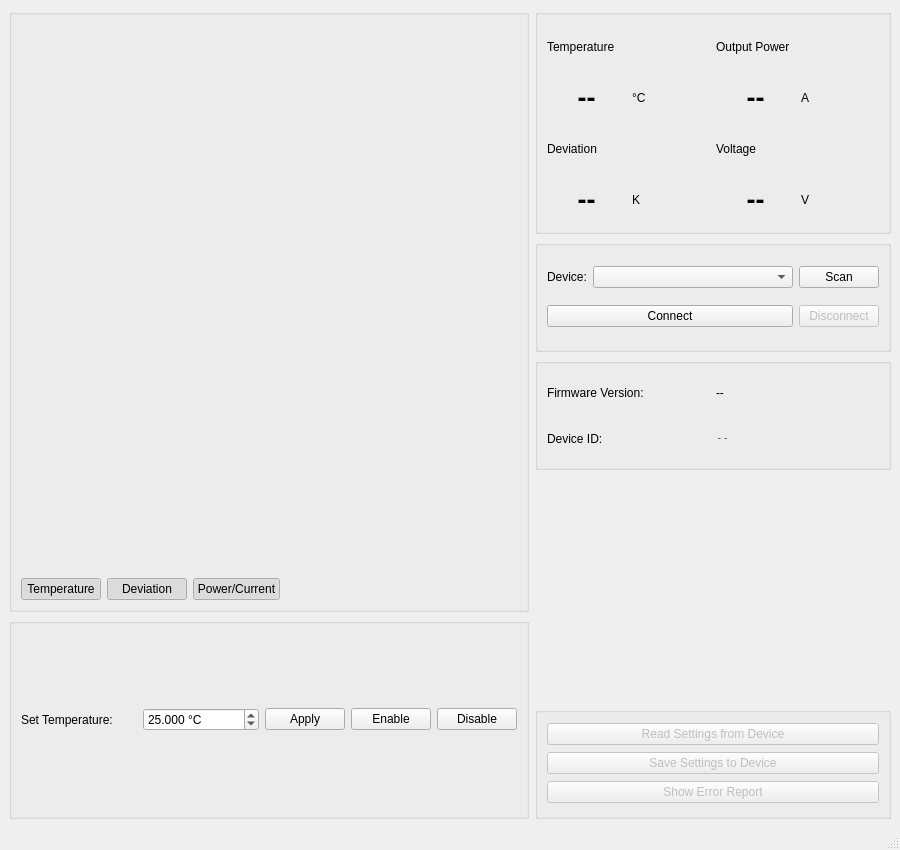
First picture: the form in src/xtalbake/ui/xtalbake.ui, repository Peter-Barrow/xtalbake, before the edit.
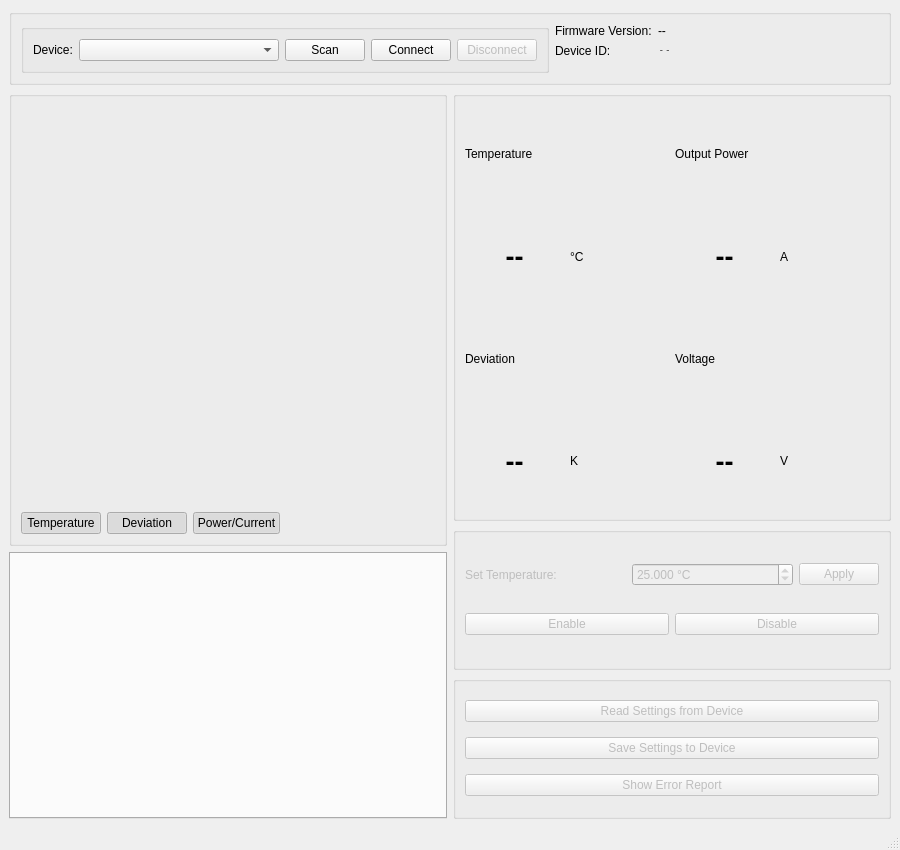
Second picture: the form after the edit.

Commit message: feat: updated ui to rely on device features

What changed in the file:
```diff
--- a/src/xtalbake/ui/xtalbake.ui
+++ b/src/xtalbake/ui/xtalbake.ui
@@ -14,9 +14,9 @@
    <string>xtalbake</string>
   </property>
   <widget class="QWidget" name="centralwidget">
-   <layout class="QHBoxLayout" name="mainHorizontalLayout">
-    <item>
-     <layout class="QVBoxLayout" name="leftColumnLayout" stretch="3,1">
+   <layout class="QGridLayout" name="gridLayout">
+    <item row="1" column="0">
+     <layout class="QVBoxLayout" name="leftColumnLayout" stretch="3,2">
       <item>
        <widget class="QGroupBox" name="chartGroupBox">
         <property name="title">
@@ -93,88 +93,30 @@
        </widget>
       </item>
       <item>
-       <widget class="QGroupBox" name="coreParametersGroupBox">
-        <property name="title">
-         <string/>
+       <widget class="QTabWidget" name="featureTabWidget">
+        <property name="enabled">
+         <bool>false</bool>
         </property>
-        <layout class="QGridLayout" name="coreParametersLayout">
-         <item row="0" column="0">
-          <widget class="QLabel" name="setTempLabel">
-           <property name="text">
-            <string>Set Temperature:</string>
-           </property>
-          </widget>
-         </item>
-         <item row="0" column="1">
-          <widget class="QDoubleSpinBox" name="tempSetpoint">
-           <property name="suffix">
-            <string> °C</string>
-           </property>
-           <property name="decimals">
-            <number>3</number>
-           </property>
-           <property name="minimum">
-            <double>-50.000000000000000</double>
-           </property>
-           <property name="maximum">
-            <double>150.000000000000000</double>
-           </property>
-           <property name="value">
-            <double>25.000000000000000</double>
-           </property>
-          </widget>
-         </item>
-         <item row="0" column="2">
-          <widget class="QPushButton" name="applyTempButton">
-           <property name="maximumSize">
-            <size>
-             <width>80</width>
-             <height>16777215</height>
-            </size>
-           </property>
-           <property name="text">
-            <string>Apply</string>
-           </property>
-          </widget>
-         </item>
-         <item row="0" column="3">
-          <widget class="QPushButton" name="enableControlButton">
-           <property name="maximumSize">
-            <size>
-             <width>80</width>
-             <height>16777215</height>
-            </size>
-           </property>
-           <property name="text">
-            <string>Enable</string>
-           </property>
-          </widget>
-         </item>
-         <item row="0" column="4">
-          <widget class="QPushButton" name="disableControlButton">
-           <property name="maximumSize">
-            <size>
-             <width>80</width>
-             <height>16777215</height>
-            </size>
-           </property>
-           <property name="text">
-            <string>Disable</string>
-           </property>
-          </widget>
-         </item>
-        </layout>
+        <property name="currentIndex">
+         <number>-1</number>
+        </property>
        </widget>
       </item>
      </layout>
     </item>
-    <item>
-     <layout class="QVBoxLayout" name="rightColumnLayout" stretch="2,1,1,2,1">
+    <item row="1" column="1">
+     <layout class="QVBoxLayout" name="rightColumnLayout" stretch="3,1,1">
       <property name="spacing">
        <number>6</number>
       </property>
       <item>
        <widget class="QGroupBox" name="readoutsGroupBox">
+        <property name="sizePolicy">
+         <sizepolicy hsizetype="Preferred" vsizetype="Preferred">
+          <horstretch>0</horstretch>
+          <verstretch>1</verstretch>
+         </sizepolicy>
+        </property>
         <property name="title">
          <string/>
         </property>
@@ -375,30 +317,48 @@
        </widget>
       </item>
       <item>
-       <widget class="QGroupBox" name="connectionGroupBox">
+       <widget class="QGroupBox" name="coreParametersGroupBox">
+        <property name="enabled">
+         <bool>false</bool>
+        </property>
+        <property name="sizePolicy">
+         <sizepolicy hsizetype="Preferred" vsizetype="Preferred">
+          <horstretch>0</horstretch>
+          <verstretch>1</verstretch>
+         </sizepolicy>
+        </property>
         <property name="title">
          <string/>
         </property>
-        <layout class="QGridLayout" name="connectionLayout">
-         <item row="0" column="0">
-          <widget class="QLabel" name="deviceLabel">
-           <property name="text">
-            <string>Device:</string>
-           </property>
-          </widget>
-         </item>
+        <layout class="QGridLayout" name="coreParametersLayout">
          <item row="0" column="1">
-          <widget class="QComboBox" name="deviceCombo">
-           <property name="minimumSize">
-            <size>
-             <width>200</width>
-             <height>0</height>
-            </size>
+          <widget class="QDoubleSpinBox" name="tempSetpoint">
+           <property name="suffix">
+            <string> °C</string>
+           </property>
+           <property name="decimals">
+            <number>3</number>
+           </property>
+           <property name="minimum">
+            <double>-50.000000000000000</double>
+           </property>
+           <property name="maximum">
+            <double>150.000000000000000</double>
+           </property>
+           <property name="value">
+            <double>25.000000000000000</double>
+           </property>
+          </widget>
+         </item>
+         <item row="0" column="0">
+          <widget class="QLabel" name="setTempLabel">
+           <property name="text">
+            <string>Set Temperature:</string>
            </property>
           </widget>
          </item>
          <item row="0" column="2">
-          <widget class="QPushButton" name="refreshBtn">
+          <widget class="QPushButton" name="applyTempButton">
            <property name="maximumSize">
             <size>
              <width>80</width>
@@ -406,39 +366,175 @@
             </size>
            </property>
            <property name="text">
-            <string>Scan</string>
+            <string>Apply</string>
            </property>
            <property name="toolTip">
             <string>Scan for connected devices</string>
            </property>
           </widget>
          </item>
-         <item row="1" column="0" colspan="2">
-          <widget class="QPushButton" name="connectBtn">
-           <property name="text">
-            <string>Connect</string>
+         <item row="1" column="0" colspan="3">
+          <layout class="QHBoxLayout" name="enableDisableLayout" stretch="0,0">
+           <property name="sizeConstraint">
+            <enum>QLayout::SizeConstraint::SetMaximumSize</enum>
            </property>
-          </widget>
-         </item>
-         <item row="1" column="2">
-          <widget class="QPushButton" name="disconnectBtn">
-           <property name="enabled">
-            <bool>false</bool>
-           </property>
-           <property name="text">
-            <string>Disconnect</string>
-           </property>
-          </widget>
+           <item>
+            <widget class="QPushButton" name="enableControlButton">
+             <property name="sizePolicy">
+              <sizepolicy hsizetype="Minimum" vsizetype="Fixed">
+               <horstretch>0</horstretch>
+               <verstretch>0</verstretch>
+              </sizepolicy>
+             </property>
+             <property name="text">
+              <string>Enable</string>
+             </property>
+            </widget>
+           </item>
+           <item>
+            <widget class="QPushButton" name="disableControlButton">
+             <property name="sizePolicy">
+              <sizepolicy hsizetype="Minimum" vsizetype="Fixed">
+               <horstretch>0</horstretch>
+               <verstretch>0</verstretch>
+              </sizepolicy>
+             </property>
+             <property name="text">
+              <string>Disable</string>
+             </property>
+            </widget>
+           </item>
+          </layout>
          </item>
         </layout>
        </widget>
       </item>
       <item>
-       <widget class="QGroupBox" name="deviceInfoGroupBox">
+       <widget class="QGroupBox" name="buttonsGroupBox">
+        <property name="sizePolicy">
+         <sizepolicy hsizetype="Preferred" vsizetype="Preferred">
+          <horstretch>0</horstretch>
+          <verstretch>1</verstretch>
+         </sizepolicy>
+        </property>
         <property name="title">
          <string/>
         </property>
-        <layout class="QGridLayout" name="deviceInfoLayout">
+        <layout class="QVBoxLayout" name="buttonsLayout">
+         <item>
+          <widget class="QPushButton" name="readBtn">
+           <property name="enabled">
+            <bool>false</bool>
+           </property>
+           <property name="text">
+            <string>Read Settings from Device</string>
+           </property>
+          </widget>
+         </item>
+         <item>
+          <widget class="QPushButton" name="saveBtn">
+           <property name="enabled">
+            <bool>false</bool>
+           </property>
+           <property name="text">
+            <string>Save Settings to Device</string>
+           </property>
+          </widget>
+         </item>
+         <item>
+          <widget class="QPushButton" name="errorReportBtn">
+           <property name="enabled">
+            <bool>false</bool>
+           </property>
+           <property name="text">
+            <string>Show Error Report</string>
+           </property>
+          </widget>
+         </item>
+        </layout>
+       </widget>
+      </item>
+     </layout>
+    </item>
+    <item row="0" column="0" colspan="2">
+     <widget class="QGroupBox" name="deviceInfoGroupBox">
+      <property name="sizePolicy">
+       <sizepolicy hsizetype="Expanding" vsizetype="Preferred">
+        <horstretch>1</horstretch>
+        <verstretch>0</verstretch>
+       </sizepolicy>
+      </property>
+      <property name="title">
+       <string/>
+      </property>
+      <layout class="QGridLayout" name="deviceInfoLayout">
+       <item row="0" column="0">
+        <widget class="QGroupBox" name="connectionGroupBox">
+         <property name="title">
+          <string/>
+         </property>
+         <layout class="QGridLayout" name="connectionLayout">
+          <item row="0" column="3">
+           <widget class="QPushButton" name="connectBtn">
+            <property name="text">
+             <string>Connect</string>
+            </property>
+           </widget>
+          </item>
+          <item row="0" column="2">
+           <widget class="QPushButton" name="refreshBtn">
+            <property name="maximumSize">
+             <size>
+              <width>80</width>
+              <height>16777215</height>
+             </size>
+            </property>
+            <property name="toolTip">
+             <string>Scan for connected devices</string>
+            </property>
+            <property name="text">
+             <string>Scan</string>
+            </property>
+           </widget>
+          </item>
+          <item row="0" column="0">
+           <widget class="QLabel" name="deviceLabel">
+            <property name="text">
+             <string>Device:</string>
+            </property>
+           </widget>
+          </item>
+          <item row="0" column="1">
+           <widget class="QComboBox" name="deviceCombo">
+            <property name="sizePolicy">
+             <sizepolicy hsizetype="Fixed" vsizetype="Fixed">
+              <horstretch>0</horstretch>
+              <verstretch>0</verstretch>
+             </sizepolicy>
+            </property>
+            <property name="minimumSize">
+             <size>
+              <width>200</width>
+              <height>0</height>
+             </size>
+            </property>
+           </widget>
+          </item>
+          <item row="0" column="4">
+           <widget class="QPushButton" name="disconnectBtn">
+            <property name="enabled">
+             <bool>false</bool>
+            </property>
+            <property name="text">
+             <string>Disconnect</string>
+            </property>
+           </widget>
+          </item>
+         </layout>
+        </widget>
+       </item>
+       <item row="0" column="1">
+        <layout class="QFormLayout" name="formLayout">
          <item row="0" column="0">
           <widget class="QLabel" name="firmwareVersionLabel">
            <property name="text">
@@ -446,13 +542,6 @@
            </property>
           </widget>
          </item>
-         <item row="0" column="1">
-          <widget class="QLabel" name="firmwareLabel">
-           <property name="text">
-            <string>--</string>
-           </property>
-          </widget>
-         </item>
          <item row="1" column="0">
           <widget class="QLabel" name="deviceIdLabel_2">
            <property name="text">
@@ -460,6 +549,13 @@
            </property>
           </widget>
          </item>
+         <item row="0" column="1">
+          <widget class="QLabel" name="firmwareLabel">
+           <property name="text">
+            <string>--</string>
+           </property>
+          </widget>
+         </item>
          <item row="1" column="1">
           <widget class="QLabel" name="deviceIdLabel">
            <property name="font">
@@ -474,72 +570,9 @@
           </widget>
          </item>
         </layout>
-       </widget>
-      </item>
-      <item>
-       <widget class="QWidget" name="optionalParamsContainer" native="true">
-        <property name="sizePolicy">
-         <sizepolicy hsizetype="Preferred" vsizetype="Expanding">
-          <horstretch>0</horstretch>
-          <verstretch>0</verstretch>
-         </sizepolicy>
-        </property>
-        <layout class="QVBoxLayout" name="optionalParamsLayout">
-         <property name="leftMargin">
-          <number>0</number>
-         </property>
-         <property name="topMargin">
-          <number>0</number>
-         </property>
-         <property name="rightMargin">
-          <number>0</number>
-         </property>
-         <property name="bottomMargin">
-          <number>0</number>
-         </property>
-        </layout>
-       </widget>
-      </item>
-      <item>
-       <widget class="QGroupBox" name="buttonsGroupBox">
-        <property name="title">
-         <string/>
-        </property>
-        <layout class="QVBoxLayout" name="buttonsLayout">
-         <item>
-          <widget class="QPushButton" name="readBtn">
-           <property name="enabled">
-            <bool>false</bool>
-           </property>
-           <property name="text">
-            <string>Read Settings from Device</string>
-           </property>
-          </widget>
-         </item>
-         <item>
-          <widget class="QPushButton" name="saveBtn">
-           <property name="enabled">
-            <bool>false</bool>
-           </property>
-           <property name="text">
-            <string>Save Settings to Device</string>
-           </property>
-          </widget>
-         </item>
-         <item>
-          <widget class="QPushButton" name="errorReportBtn">
-           <property name="enabled">
-            <bool>false</bool>
-           </property>
-           <property name="text">
-            <string>Show Error Report</string>
-           </property>
-          </widget>
-         </item>
-        </layout>
-       </widget>
-      </item>
-     </layout>
+       </item>
+      </layout>
+     </widget>
     </item>
    </layout>
   </widget>
```
Left out of the diff: 24 changed lines with no effect on the pictures. The commit also changes 1 other file.
